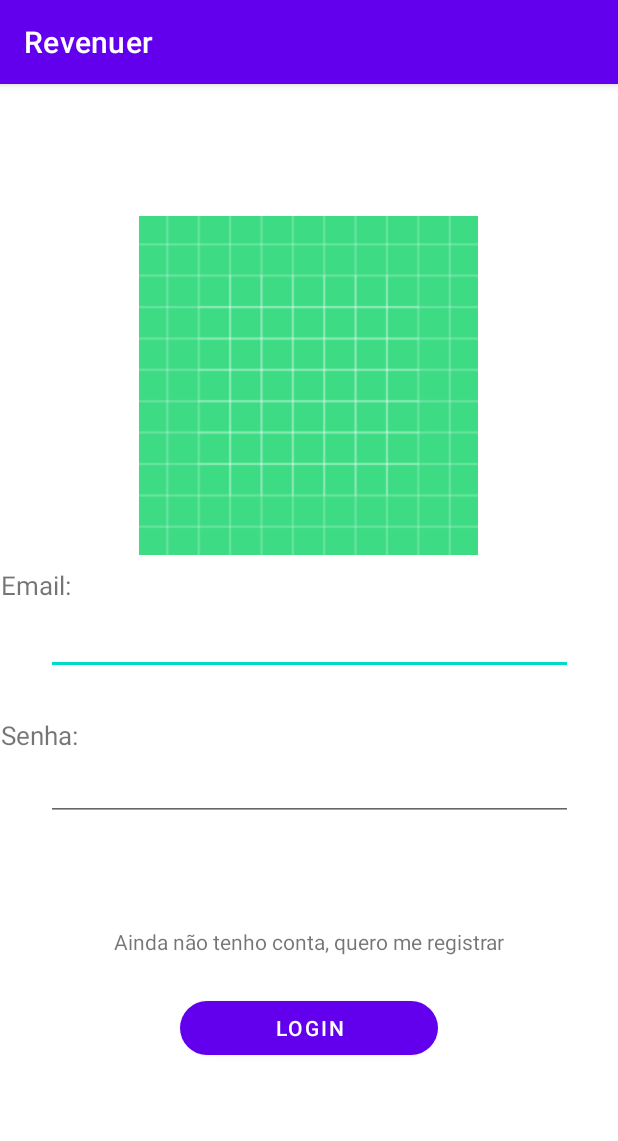
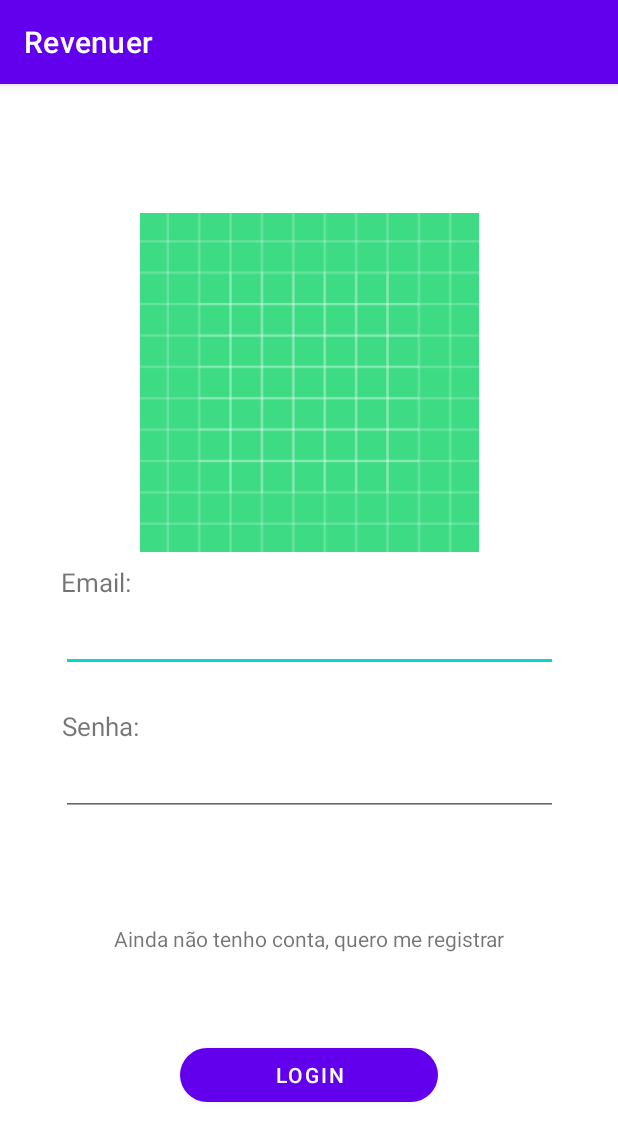
Before and after one commit to LuccaBarroso/Revenuer, an Android app: the LoginActivity screen opened directly, with no data from a screen before it, on a phone screen of 412 x 824 dp. Shown: the top 1141 px of the screen. Run offline under Robolectric (Android 15) with nearby library versions, the phone set to English and light mode, and no system bars.

Commit message:
edited some xml files

```diff
--- a/app/src/main/java/com/example/revenuer/MainActivity.kt
+++ /dev/null
@@ -1,11 +0,0 @@
-package com.example.revenuer
-
-import androidx.appcompat.app.AppCompatActivity
-import android.os.Bundle
-
-class MainActivity : AppCompatActivity() {
-    override fun onCreate(savedInstanceState: Bundle?) {
-        super.onCreate(savedInstanceState)
-        setContentView(R.layout.activity_main)
-    }
-}
--- a/app/src/main/java/com/example/revenuer/activity/RegisterActivity.kt
+++ b/app/src/main/java/com/example/revenuer/activity/RegisterActivity.kt
@@ -2,6 +2,7 @@ package com.example.revenuer.activity
 
 import androidx.appcompat.app.AppCompatActivity
 import android.os.Bundle
+import com.example.revenuer.R
 
 class RegisterActivity : AppCompatActivity() {
     override fun onCreate(savedInstanceState: Bundle?) {
--- a/app/src/main/res/layout/activity_history.xml
+++ b/app/src/main/res/layout/activity_history.xml
@@ -10,9 +10,11 @@
         android:id="@+id/main_historyTitle_TextView"
         android:layout_width="0dp"
         android:layout_height="96dp"
+        android:layout_marginBottom="10dp"
         android:gravity="bottom|center|left"
         android:text="Histórico"
         android:textSize="50dp"
+        app:layout_constraintBottom_toTopOf="@+id/constraintLayout"
         app:layout_constraintEnd_toEndOf="parent"
         app:layout_constraintStart_toStartOf="parent"
         app:layout_constraintTop_toTopOf="parent" />
@@ -21,8 +23,6 @@
         android:id="@+id/constraintLayout"
         android:layout_width="0dp"
         android:layout_height="wrap_content"
-        android:layout_marginTop="1dp"
-        android:layout_marginBottom="48dp"
         app:layout_constraintBottom_toTopOf="@+id/history_"
         app:layout_constraintEnd_toEndOf="parent"
         app:layout_constraintStart_toStartOf="parent"
@@ -44,10 +44,12 @@
         android:layout_marginStart="120dp"
         android:layout_marginTop="48dp"
         android:layout_marginEnd="120dp"
+        android:layout_marginBottom="48dp"
         android:text="+"
         android:textSize="16sp"
         android:textStyle="bold"
         app:cornerRadius="20dp"
+        app:layout_constraintBottom_toBottomOf="parent"
         app:layout_constraintEnd_toEndOf="parent"
         app:layout_constraintHorizontal_bias="0.0"
         app:layout_constraintStart_toStartOf="parent"
--- a/app/src/main/res/layout/activity_loading.xml
+++ b/app/src/main/res/layout/activity_loading.xml
@@ -19,7 +19,9 @@
             android:layout_width="0dp"
             android:layout_height="0dp"
             android:layout_marginStart="70dp"
+            android:layout_marginTop="100dp"
             android:layout_marginEnd="70dp"
+            android:layout_marginBottom="100dp"
             app:layout_constraintBottom_toBottomOf="parent"
             app:layout_constraintEnd_toEndOf="parent"
             app:layout_constraintStart_toStartOf="parent"
--- a/app/src/main/res/layout/activity_login.xml
+++ b/app/src/main/res/layout/activity_login.xml
@@ -8,11 +8,13 @@
 
     <androidx.constraintlayout.widget.ConstraintLayout
         android:id="@+id/login_appLogo_ConstraintLayout"
-        android:layout_width="411dp"
+        android:layout_width="0dp"
         android:layout_height="226dp"
-        android:layout_marginTop="88dp"
+        android:layout_marginStart="50dp"
+        android:layout_marginTop="86dp"
+        android:layout_marginEnd="50dp"
+        app:layout_constraintBottom_toTopOf="@+id/login_credentials_ConstraintLayout"
         app:layout_constraintEnd_toEndOf="parent"
-        app:layout_constraintHorizontal_bias="0.0"
         app:layout_constraintStart_toStartOf="parent"
         app:layout_constraintTop_toTopOf="parent">
 
@@ -43,47 +45,56 @@
             android:id="@+id/login_email_TextAdress"
             android:layout_width="0dp"
             android:layout_height="48dp"
-            android:layout_marginStart="30dp"
+            android:layout_marginStart="40dp"
             android:layout_marginTop="32dp"
-            android:layout_marginEnd="30dp"
+            android:layout_marginEnd="40dp"
             android:ems="10"
             android:inputType="textEmailAddress"
             app:layout_constraintEnd_toEndOf="parent"
             app:layout_constraintHorizontal_bias="0.0"
             app:layout_constraintStart_toStartOf="parent"
-            app:layout_constraintTop_toTopOf="parent" />
+            app:layout_constraintTop_toTopOf="parent"
+            tools:ignore="SpeakableTextPresentCheck" />
 
         <EditText
             android:id="@+id/editTextTextPassword"
             android:layout_width="0dp"
             android:layout_height="wrap_content"
-            android:layout_marginStart="30dp"
-            android:layout_marginTop="52dp"
-            android:layout_marginEnd="30dp"
+            android:layout_marginStart="40dp"
+            android:layout_marginTop="48dp"
+            android:layout_marginEnd="40dp"
             android:ems="10"
             android:inputType="textPassword"
+            android:minHeight="48dp"
             app:layout_constraintEnd_toEndOf="parent"
             app:layout_constraintHorizontal_bias="0.0"
             app:layout_constraintStart_toStartOf="parent"
-            app:layout_constraintTop_toBottomOf="@+id/login_email_TextAdress" />
+            app:layout_constraintTop_toBottomOf="@+id/login_email_TextAdress"
+            tools:ignore="SpeakableTextPresentCheck" />
 
         <TextView
             android:id="@+id/textView6"
             android:layout_width="wrap_content"
             android:layout_height="wrap_content"
+            android:layout_marginStart="40dp"
+            android:layout_marginEnd="325dp"
             android:text="Email:"
             android:textSize="17dp"
             app:layout_constraintBottom_toTopOf="@+id/login_email_TextAdress"
-            tools:layout_editor_absoluteX="30dp" />
+            app:layout_constraintEnd_toEndOf="parent"
+            app:layout_constraintStart_toStartOf="parent" />
 
         <TextView
             android:id="@+id/textView7"
             android:layout_width="wrap_content"
             android:layout_height="wrap_content"
+            android:layout_marginStart="40dp"
+            android:layout_marginEnd="319dp"
             android:text="Senha:"
             android:textSize="17dp"
             app:layout_constraintBottom_toTopOf="@+id/editTextTextPassword"
-            tools:layout_editor_absoluteX="30dp" />
+            app:layout_constraintEnd_toEndOf="parent"
+            app:layout_constraintStart_toStartOf="parent" />
 
     </androidx.constraintlayout.widget.ConstraintLayout>
 
@@ -106,8 +117,10 @@
         android:layout_marginStart="120dp"
         android:layout_marginTop="24dp"
         android:layout_marginEnd="120dp"
+        android:layout_marginBottom="50dp"
         android:text="Login"
         app:cornerRadius="20dp"
+        app:layout_constraintBottom_toBottomOf="parent"
         app:layout_constraintEnd_toEndOf="parent"
         app:layout_constraintHorizontal_bias="0.0"
         app:layout_constraintStart_toStartOf="parent"
```
